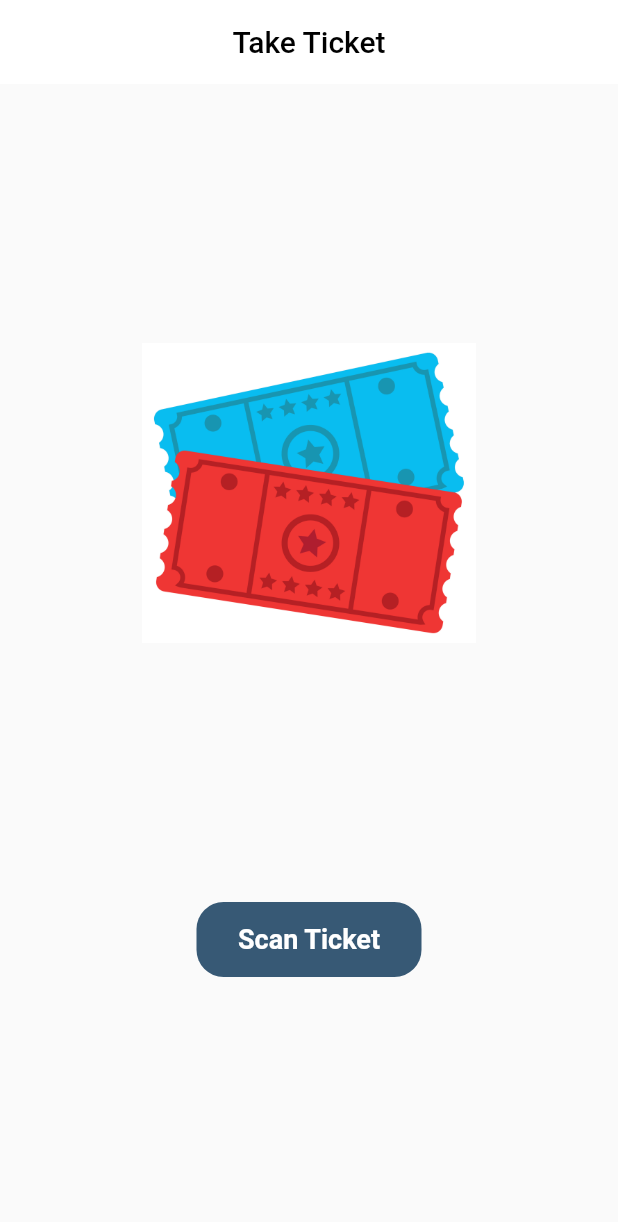
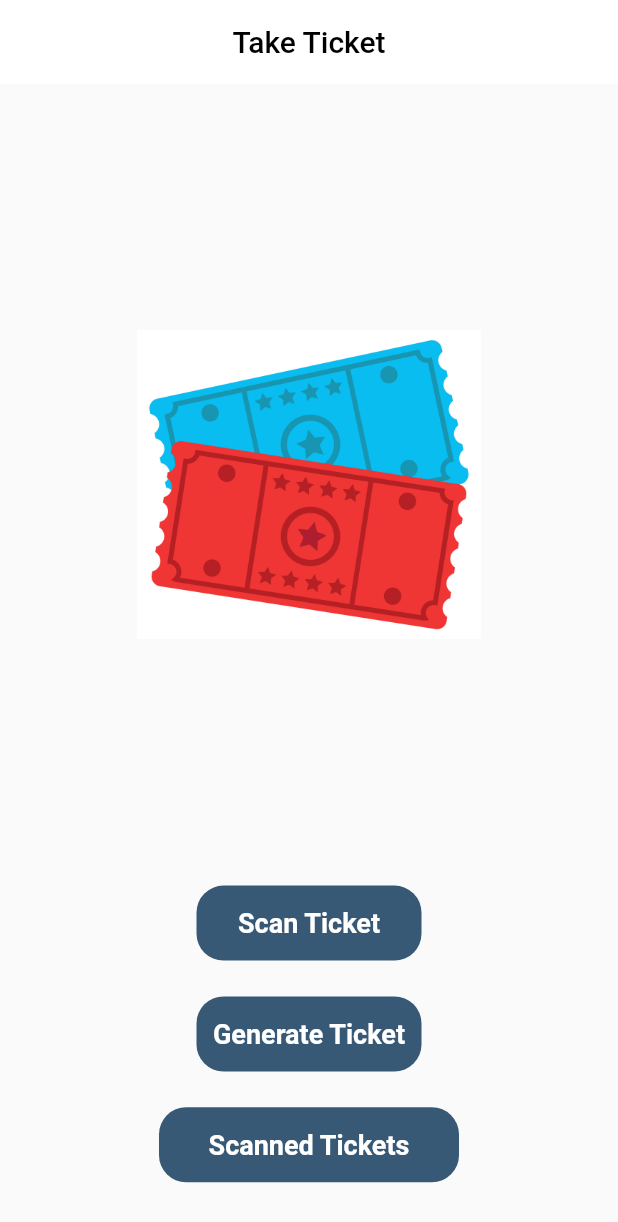
Before and after one commit to irahulsah/ticket_manager, a Flutter app: the screen it shows after launch, on a phone screen of 412 x 824 dp. Shown: the top 1222 px of the screen. Run offline on Flutter 3.47's test engine with Material 2 defaults, Android fonts, the phone set to English and light mode, and no system bars; our stand-ins replace csv, dio, file_picker, flutter_screenutil, hooks_riverpod, permission_handler and 1 more; missing offline and left inert: qr_code_scanner.

Commit message:
worked on qr_generate, scan and list

```diff
--- a/lib/controller/qr_generator.controller.dart
+++ b/lib/controller/qr_generator.controller.dart
@@ -1,3 +1,4 @@
+import 'package:event_tracker/domain/ticket.model.dart';
 import 'package:hooks_riverpod/hooks_riverpod.dart';
 
 StateProvider excelFileProvider = StateProvider((ref) => null);
@@ -7,3 +8,7 @@ StateProvider qrCodesKeysProvider = StateProvider((ref) => []);
 StateProvider exampleImages = StateProvider((ref) => []);
 StateProvider loadingProvider = StateProvider((ref) => false);
 StateProvider randomQrUuidProvider = StateProvider((ref) => []);
+
+//
+StateProvider scannedQrList = StateProvider((ref) => []);
+StateProvider scannedQrListLoading = StateProvider((ref) => true);
--- a/lib/features/take-ticket.dart
+++ b/lib/features/take-ticket.dart
@@ -1,5 +1,9 @@
+import 'package:event_tracker/features/qr_generator.dart';
+import 'package:event_tracker/features/scan_qr.dart';
+import 'package:event_tracker/features/scanned-tickers.dart';
 import 'package:event_tracker/features/take-ticket-form-field.dart';
 import 'package:flutter/material.dart';
+import 'package:flutter_screenutil/flutter_screenutil.dart';
 
 class TakeTicket extends StatelessWidget {
   const TakeTicket({super.key});
@@ -8,7 +12,7 @@ class TakeTicket extends StatelessWidget {
   Widget build(BuildContext context) {
     return Scaffold(
       appBar: AppBar(
-        title: Text(
+        title: const Text(
           "Take Ticket",
           style: TextStyle(
             color: Colors.black,
@@ -20,18 +24,21 @@ class TakeTicket extends StatelessWidget {
       ),
       body: Column(
         // crossAxisAlignment: CrossAxisAlignment.center,
-        mainAxisAlignment: MainAxisAlignment.spaceEvenly,
+        // mainAxisAlignment: MainAxisAlignment.,
         children: [
-          Image.asset(
-            "assets/images/ticket.jpg",
-            height: 200,
+          Expanded(
+            child: Image.asset(
+              "assets/images/ticket.jpg",
+              height: 50.h,
+              width: 200.w,
+            ),
           ),
           Center(
             child: GestureDetector(
               onTap: () {
                 Navigator.of(context).push(
                   MaterialPageRoute(
-                    builder: (context) => TakeTicketFormPage(),
+                    builder: (context) => ScanQrPage(),
                   ),
                 );
               },
@@ -39,10 +46,10 @@ class TakeTicket extends StatelessWidget {
                 height: 50,
                 width: 150,
                 decoration: BoxDecoration(
-                  color: Color.fromARGB(255, 55, 89, 117),
+                  color: const Color.fromARGB(255, 55, 89, 117),
                   borderRadius: BorderRadius.circular(18),
                 ),
-                child: Center(
+                child: const Center(
                   child: Text(
                     "Scan Ticket",
                     style: TextStyle(
@@ -55,6 +62,74 @@ class TakeTicket extends StatelessWidget {
               ),
             ),
           ),
+          SizedBox(
+            height: 20.h,
+          ),
+          Center(
+            child: GestureDetector(
+              onTap: () {
+                Navigator.of(context).push(
+                  MaterialPageRoute(
+                    builder: (context) => const QrGeneratorScreen(),
+                  ),
+                );
+              },
+              child: Container(
+                height: 50,
+                width: 150,
+                decoration: BoxDecoration(
+                  color: const Color.fromARGB(255, 55, 89, 117),
+                  borderRadius: BorderRadius.circular(18),
+                ),
+                child: const Center(
+                  child: Text(
+                    "Generate Ticket",
+                    style: TextStyle(
+                      color: Colors.white,
+                      fontSize: 18,
+                      fontWeight: FontWeight.bold,
+                    ),
+                  ),
+                ),
+              ),
+            ),
+          ),
+          SizedBox(
+            height: 20.h,
+          ),
+          Center(
+            child: GestureDetector(
+              onTap: () {
+                Navigator.of(context).push(
+                  MaterialPageRoute(
+                    builder: (context) => const ScannedTickets(),
+                  ),
+                );
+              },
+              child: Container(
+                height: 50,
+                width: 200,
+                decoration: BoxDecoration(
+                  color: const Color.fromARGB(255, 55, 89, 117),
+                  borderRadius: BorderRadius.circular(18),
+                ),
+                child: const Center(
+                  child: Text(
+                    "Scanned Tickets",
+                    textAlign: TextAlign.center,
+                    style: TextStyle(
+                      color: Colors.white,
+                      fontSize: 18,
+                      fontWeight: FontWeight.bold,
+                    ),
+                  ),
+                ),
+              ),
+            ),
+          ),
+          SizedBox(
+            height: 30.h,
+          ),
         ],
       ),
     );
--- a/lib/main.dart
+++ b/lib/main.dart
@@ -1,4 +1,3 @@
-import 'package:event_tracker/features/qr_generator.dart';
 import 'package:event_tracker/features/take-ticket.dart';
 import 'package:flutter/material.dart';
 import 'package:flutter_screenutil/flutter_screenutil.dart';
--- a/lib/networking.dart
+++ b/lib/networking.dart
@@ -28,4 +28,9 @@ class DioClient {
     dynamic userData = await _dio.post("$_baseUrl/tickets", data: data);
     return userData;
   }
+
+  Future<dynamic> get() async {
+    dynamic userData = await _dio.get("$_baseUrl/tickets");
+    return userData.data;
+  }
 }
--- a/pubspec.yaml
+++ b/pubspec.yaml
@@ -43,6 +43,7 @@ dependencies:
   path_provider: ^2.0.13
   csv: ^5.0.1
   dio: ^5.0.1
+  qr_code_scanner: ^1.0.1
 
 dev_dependencies:
   flutter_test:
```
Also changed, not shown: lib/domain/ticket.model.dart (+8 -0 lines), lib/features/qr_generator.dart (+45 -35 lines), lib/features/scan_qr.dart (added, +66 -0 lines), lib/features/scanned-tickers.dart (+95 -16 lines), lib/features/take-ticket-form-field.dart (+14 -12 lines), pubspec.lock, 1 other file.
